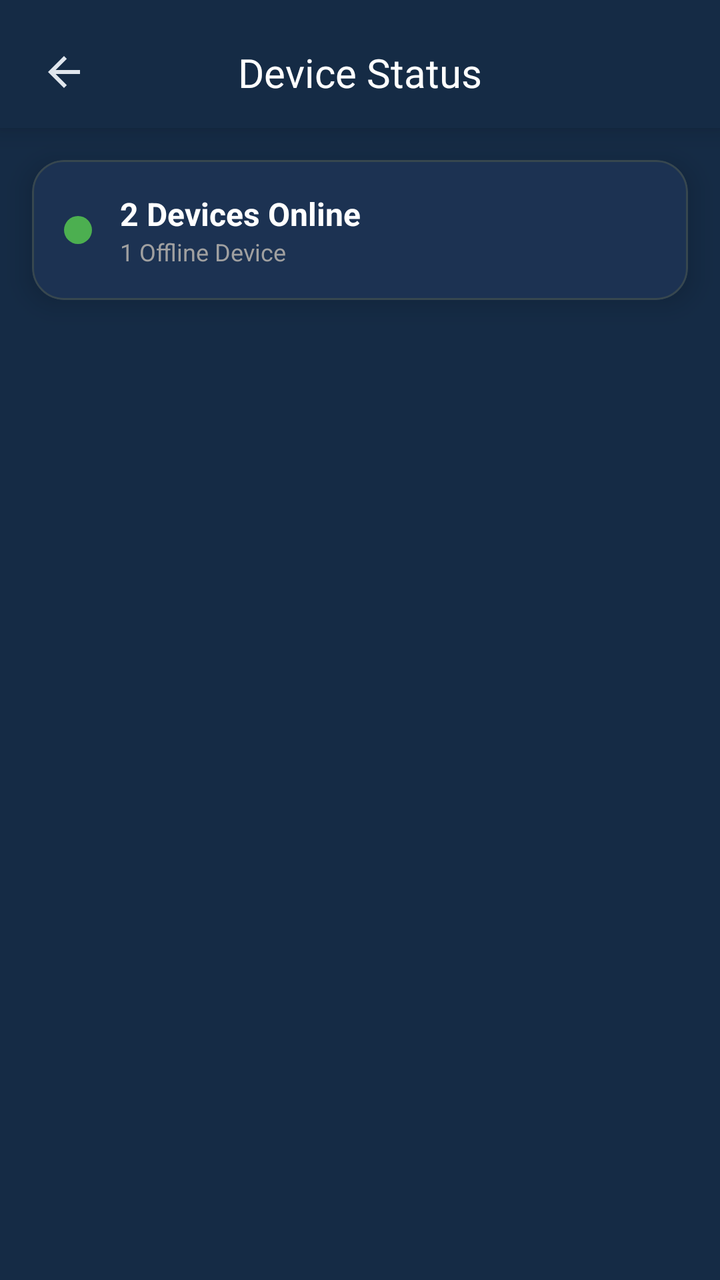
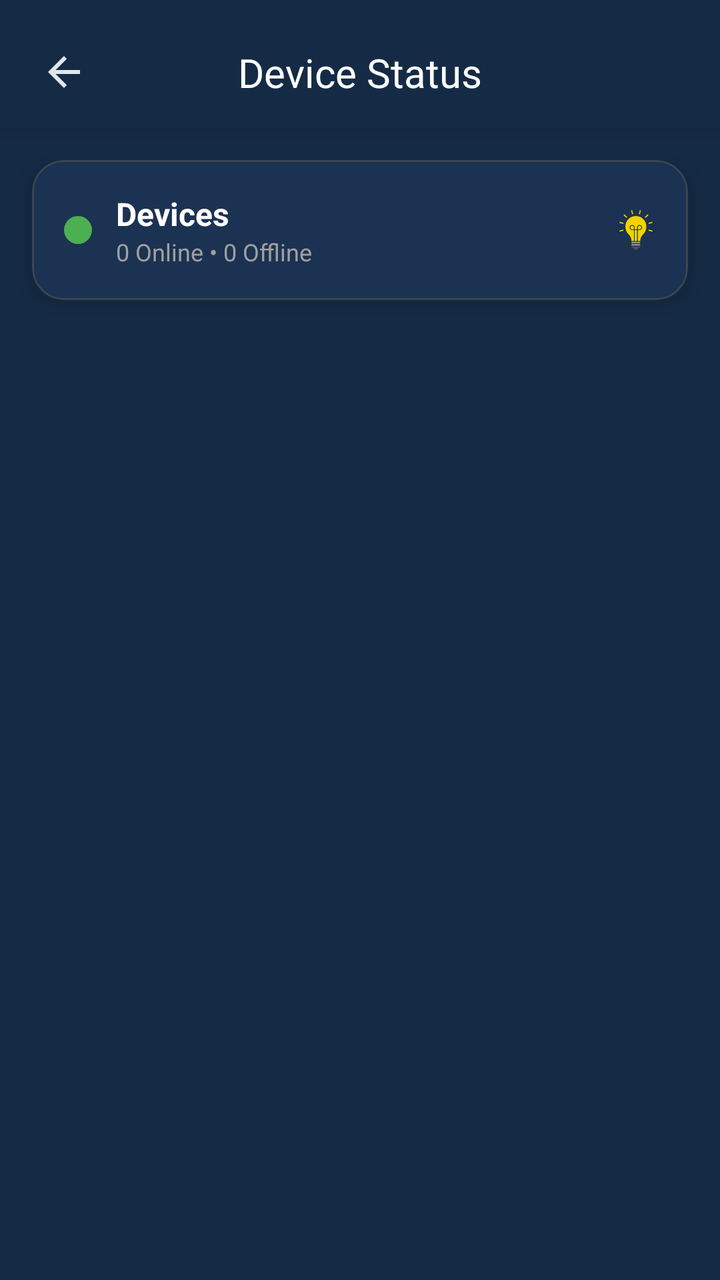

Two renders of the same Android screen: before a commit and after it. Below are the layout's source before the change and the commit's diff.
<!-- AndroidManifest.xml: application theme AppTheme -->
<!-- res/layout/fragment_device_status.xml -->
<?xml version="1.0" encoding="utf-8"?>
<androidx.constraintlayout.widget.ConstraintLayout
    xmlns:android="http://schemas.android.com/apk/res/android"
    xmlns:app="http://schemas.android.com/apk/res-auto"
    xmlns:tools="http://schemas.android.com/tools"

    android:layout_width="match_parent"
    android:layout_height="match_parent"

    android:background="@color/background_color"

    tools:context=".ui.tabs.settings.device.DeviceStatusFragment">

    
    <androidx.constraintlayout.widget.ConstraintLayout
        android:id="@+id/headerContainer"

        android:layout_width="match_parent"
        android:layout_height="wrap_content"

        android:paddingHorizontal="16dp"
        android:paddingTop="20dp"
        android:paddingBottom="12dp"

        android:background="@color/background_color"

        android:elevation="8dp"

        app:layout_constraintTop_toTopOf="parent">

        
        <ImageView
            android:id="@+id/btnBack"

            android:layout_width="32dp"
            android:layout_height="32dp"

            android:src="@drawable/ic_back"

            android:scaleType="center"

            app:tint="?attr/colorOnSurface"

            android:clickable="true"
            android:focusable="true"

            app:layout_constraintTop_toTopOf="parent"
            app:layout_constraintBottom_toBottomOf="parent"
            app:layout_constraintStart_toStartOf="parent"/>

        
        <TextView
            android:id="@+id/tvTitle"

            style="@style/TextAppearance.Aqua.EditProfileTitle"

            android:layout_width="wrap_content"
            android:layout_height="wrap_content"

            android:text="Device Status"

            app:layout_constraintTop_toTopOf="parent"
            app:layout_constraintBottom_toBottomOf="parent"
            app:layout_constraintStart_toStartOf="parent"
            app:layout_constraintEnd_toEndOf="parent"/>

    </androidx.constraintlayout.widget.ConstraintLayout>

    
    <com.google.android.material.card.MaterialCardView
        android:id="@+id/cardSummary"

        android:layout_width="0dp"
        android:layout_height="wrap_content"

        android:layout_marginStart="16dp"
        android:layout_marginTop="16dp"
        android:layout_marginEnd="16dp"

        style="@style/Widget.Aqua.CardStyles"

        app:layout_constraintTop_toBottomOf="@id/headerContainer"
        app:layout_constraintStart_toStartOf="parent"
        app:layout_constraintEnd_toEndOf="parent">

        <LinearLayout
            android:layout_width="match_parent"
            android:layout_height="wrap_content"

            android:orientation="horizontal"

            android:gravity="center_vertical"

            android:padding="16dp">

            
            <View
                android:id="@+id/viewSummaryDot"

                android:layout_width="14dp"
                android:layout_height="14dp"

                android:background="@drawable/bg_online_dot"/>

            <LinearLayout
                android:layout_width="wrap_content"
                android:layout_height="wrap_content"

                android:layout_marginStart="14dp"

                android:orientation="vertical">

                <TextView
                    android:id="@+id/tvOnlineSummary"

                    android:layout_width="wrap_content"
                    android:layout_height="wrap_content"

                    android:text="2 Devices Online"

                    android:textColor="@android:color/white"

                    android:textStyle="bold"

                    android:textSize="16sp"/>

                <TextView
                    android:id="@+id/tvOfflineSummary"

                    android:layout_width="wrap_content"
                    android:layout_height="wrap_content"

                    android:text="1 Offline Device"

                    android:textColor="@color/settings_text_secondary"

                    android:textSize="12sp"/>

            </LinearLayout>

        </LinearLayout>

    </com.google.android.material.card.MaterialCardView>

    
    <androidx.recyclerview.widget.RecyclerView
        android:id="@+id/rvDevices"

        android:layout_width="0dp"
        android:layout_height="0dp"

        android:layout_marginTop="12dp"

        android:paddingStart="16dp"
        android:paddingEnd="16dp"
        android:paddingBottom="16dp"

        android:clipToPadding="false"

        android:overScrollMode="never"

        tools:listitem="@layout/item_device_status"

        app:layout_constraintTop_toBottomOf="@id/cardSummary"
        app:layout_constraintBottom_toBottomOf="parent"
        app:layout_constraintStart_toStartOf="parent"
        app:layout_constraintEnd_toEndOf="parent"/>

</androidx.constraintlayout.widget.ConstraintLayout>
<!-- res/layout/item_device_status.xml (included above) -->
<?xml version="1.0" encoding="utf-8"?>
<com.google.android.material.card.MaterialCardView
    xmlns:android="http://schemas.android.com/apk/res/android"
    xmlns:app="http://schemas.android.com/apk/res-auto"

    android:id="@+id/cardDevice"

    android:layout_width="match_parent"
    android:layout_height="wrap_content"

    android:layout_marginBottom="12dp"

    
    app:cardCornerRadius="18dp"
    app:cardElevation="0dp"
    app:strokeColor="@color/card_stroke"
    app:strokeWidth="1dp">

    <LinearLayout
        android:layout_width="match_parent"
        android:layout_height="wrap_content"

        android:orientation="horizontal"

        android:gravity="center_vertical"

        android:padding="14dp">

        
        <ImageView
            android:id="@+id/ivDeviceIcon"

            android:layout_width="48dp"
            android:layout_height="48dp"

            android:src="@drawable/ic_device_aqua_ster"

            app:tint="@android:color/white" />

        
        <LinearLayout
            android:layout_width="0dp"
            android:layout_height="wrap_content"

            android:layout_weight="1"

            android:layout_marginStart="14dp"

            android:orientation="vertical">

            
            <TextView
                android:id="@+id/tvDeviceName"

                android:layout_width="wrap_content"
                android:layout_height="wrap_content"

                android:text="Living Room WRGB"

                android:textColor="@android:color/white"

                android:textSize="15sp"

                android:textStyle="bold" />

            
            <TextView
                android:id="@+id/tvIp"

                android:layout_width="wrap_content"
                android:layout_height="wrap_content"

                android:layout_marginTop="3dp"

                android:text="IP: 192.168.1.44"

                android:textColor="@color/settings_text_secondary"

                android:textSize="12sp" />

            
            <TextView
                android:id="@+id/tvSerial"

                android:layout_width="wrap_content"
                android:layout_height="wrap_content"

                android:layout_marginTop="2dp"

                android:text="Serial: AQ-8821"

                android:textColor="@color/settings_text_secondary"

                android:textSize="12sp" />

            
            <TextView
                android:id="@+id/tvFirmware"

                android:layout_width="wrap_content"
                android:layout_height="wrap_content"

                android:layout_marginTop="2dp"

                android:text="Firmware 1.0.8"

                android:textColor="@color/settings_text_secondary"

                android:textSize="12sp" />
        </LinearLayout>

        
        <LinearLayout
            android:layout_width="wrap_content"
            android:layout_height="wrap_content"

            android:orientation="horizontal"

            android:gravity="center_vertical">

            
            <View
                android:id="@+id/viewStatusDot"

                android:layout_width="8dp"
                android:layout_height="8dp"

                android:background="@drawable/bg_online_dot" />

            
            <TextView
                android:id="@+id/tvStatus"

                android:layout_width="wrap_content"
                android:layout_height="wrap_content"

                android:layout_marginStart="6dp"

                android:text="ONLINE"

                android:textColor="@android:color/white"

                android:textSize="11sp"

                android:textStyle="bold" />
        </LinearLayout>

    </LinearLayout>

</com.google.android.material.card.MaterialCardView>
<!-- resources referenced by this layout -->
<resources>
  <color name="background_color">#152B45</color>
  <color name="card_stroke">#3A4A5E</color>
  <color name="settings_text_secondary">#A0A0A0</color>
  <!-- drawable bg_online_dot (drawable) -->
  <?xml version="1.0" encoding="utf-8"?>
  <shape xmlns:android="http://schemas.android.com/apk/res/android"
      android:shape="oval">
  
      <size
          android:width="8dp"
          android:height="8dp" />
  
      <solid android:color="#4CAF50"/>
  
  </shape>
  <!-- drawable ic_back (drawable) -->
  <?xml version="1.0" encoding="utf-8"?>
  <vector xmlns:android="http://schemas.android.com/apk/res/android"
      android:width="24dp"
      android:height="24dp"
      android:viewportWidth="24"
      android:viewportHeight="24">
  
      <path
          android:fillColor="@android:color/white"
          android:pathData="M20,11H7.83L13.42,5.41L12,4l-8,8 8,8 1.41,-1.41L7.83,13H20v-2z" />
  </vector>
  <style name="TextAppearance.Aqua.EditProfileTitle" parent="TextAppearance.Material3.TitleLarge">
      <item name="fontFamily">@font/inter_semibold</item>
      <item name="android:fontFamily">@font/inter_semibold</item>
      <item name="android:textColor">@android:color/white</item>
      <item name="android:textSize">20sp</item>
  </style>
  <style name="Widget.Aqua.CardStyles" parent="Widget.MaterialComponents.CardView">
      <item name="cardBackgroundColor">@color/settings_card_background</item>
      <item name="cardCornerRadius">16dp</item>
      <item name="cardElevation">8dp</item>
      <item name="cardUseCompatPadding">false</item>
  </style>
  <style name="AppTheme" parent="Theme.Material3.DayNight.NoActionBar">
  
          
          <item name="colorPrimary">@color/md_theme_light_primary</item>
          <item name="colorOnPrimary">@color/md_theme_light_onPrimary</item>
          <item name="colorSecondary">@color/md_theme_light_secondary</item>
          <item name="colorOnSecondary">@color/md_theme_light_onSecondary</item>
  
          
          <item name="android:colorBackground">@color/md_theme_light_background</item>
          <item name="colorSurface">@color/md_theme_light_surface</item>
          <item name="colorOnSurface">@color/md_theme_light_onSurface</item>
  
          
          <item name="colorSurfaceVariant">@color/md_theme_light_surfaceVariant</item>
          <item name="colorOnSurfaceVariant">@color/md_theme_light_onSurfaceVariant</item>
          <item name="colorOutline">@color/md_theme_light_outline</item>
          <item name="colorOutlineVariant">@color/md_theme_light_outlineVariant</item>
          <item name="colorError">@color/md_theme_light_error</item>
          <item name="colorOnError">@color/md_theme_light_onError</item>
  
          
          <item name="android:statusBarColor">@android:color/transparent</item>
          <item name="android:navigationBarColor">@android:color/black</item>
  
          
          <item name="android:windowLightStatusBar">true</item>
          <item name="android:windowLightNavigationBar">true</item>
  
          
          <item name="windowActionBar">false</item>
          <item name="android:windowNoTitle">true</item>
      </style>
  <color name="settings_card_background">#1C3252</color>
  <color name="md_theme_light_primary">#2196F3</color>
  <color name="md_theme_light_onPrimary">#FFFFFF</color>
  <color name="md_theme_light_secondary">#4A6363</color>
  <color name="md_theme_light_onSecondary">#FFFFFF</color>
  <color name="md_theme_light_background">#152B45</color>
  <color name="md_theme_light_surface">#152B45</color>
  <color name="md_theme_light_onSurface">#E0E6ED</color>
  <color name="md_theme_light_surfaceVariant">#233042</color>
  <color name="md_theme_light_onSurfaceVariant">#5C6B75</color>
  <color name="md_theme_light_outline">#455A64</color>
  <color name="md_theme_light_outlineVariant">#37474F</color>
  <color name="md_theme_light_error">#D32F2F</color>
  <color name="md_theme_light_onError">#FFFFFF</color>
  <!-- unchanged entries left out for length: 1 -->
</resources>

<!-- the commit's change to res/layout/fragment_device_status.xml (unified diff, before → after) -->
@@ -6,44 +6,31 @@
 
     android:layout_width="match_parent"
     android:layout_height="match_parent"
-
     android:background="@color/background_color"
-
     tools:context=".ui.tabs.settings.device.DeviceStatusFragment">
 
     
     <androidx.constraintlayout.widget.ConstraintLayout
         android:id="@+id/headerContainer"
-
         android:layout_width="match_parent"
         android:layout_height="wrap_content"
-
         android:paddingHorizontal="16dp"
         android:paddingTop="20dp"
         android:paddingBottom="12dp"
-
         android:background="@color/background_color"
-
         android:elevation="8dp"
-
         app:layout_constraintTop_toTopOf="parent">
 
         
         <ImageView
             android:id="@+id/btnBack"
-
             android:layout_width="32dp"
             android:layout_height="32dp"
-
             android:src="@drawable/ic_back"
-
             android:scaleType="center"
-
             app:tint="?attr/colorOnSurface"
-
             android:clickable="true"
             android:focusable="true"
-
             app:layout_constraintTop_toTopOf="parent"
             app:layout_constraintBottom_toBottomOf="parent"
             app:layout_constraintStart_toStartOf="parent"/>
@@ -51,34 +38,25 @@
         
         <TextView
             android:id="@+id/tvTitle"
-
             style="@style/TextAppearance.Aqua.EditProfileTitle"
-
             android:layout_width="wrap_content"
             android:layout_height="wrap_content"
-
             android:text="Device Status"
-
             app:layout_constraintTop_toTopOf="parent"
             app:layout_constraintBottom_toBottomOf="parent"
             app:layout_constraintStart_toStartOf="parent"
             app:layout_constraintEnd_toEndOf="parent"/>
-
     </androidx.constraintlayout.widget.ConstraintLayout>
 
     
     <com.google.android.material.card.MaterialCardView
         android:id="@+id/cardSummary"
-
         android:layout_width="0dp"
         android:layout_height="wrap_content"
-
         android:layout_marginStart="16dp"
         android:layout_marginTop="16dp"
         android:layout_marginEnd="16dp"
-
         style="@style/Widget.Aqua.CardStyles"
-
         app:layout_constraintTop_toBottomOf="@id/headerContainer"
         app:layout_constraintStart_toStartOf="parent"
         app:layout_constraintEnd_toEndOf="parent">
@@ -86,86 +64,67 @@
         <LinearLayout
             android:layout_width="match_parent"
             android:layout_height="wrap_content"
-
             android:orientation="horizontal"
-
             android:gravity="center_vertical"
-
             android:padding="16dp">
 
             
             <View
                 android:id="@+id/viewSummaryDot"
-
                 android:layout_width="14dp"
                 android:layout_height="14dp"
-
                 android:background="@drawable/bg_online_dot"/>
 
             <LinearLayout
-                android:layout_width="wrap_content"
-                android:layout_height="wrap_content"
-
-                android:layout_marginStart="14dp"
-
+                android:layout_width="0dp"
+                android:layout_height="wrap_content"
+                android:layout_weight="1"
+                android:layout_marginStart="12dp"
                 android:orientation="vertical">
 
                 <TextView
                     android:id="@+id/tvOnlineSummary"
-
                     android:layout_width="wrap_content"
                     android:layout_height="wrap_content"
-
-                    android:text="2 Devices Online"
-
+                    android:text="Devices"
                     android:textColor="@android:color/white"
-
                     android:textStyle="bold"
-
                     android:textSize="16sp"/>
 
                 <TextView
                     android:id="@+id/tvOfflineSummary"
-
                     android:layout_width="wrap_content"
                     android:layout_height="wrap_content"
-
-                    android:text="1 Offline Device"
-
+                    android:text="0 Online • 0 Offline"
                     android:textColor="@color/settings_text_secondary"
-
                     android:textSize="12sp"/>
-
             </LinearLayout>
 
+            
+            <ImageView
+                android:id="@+id/ivDevicesIcon"
+                android:layout_width="20dp"
+                android:layout_height="20dp"
+                android:src="@drawable/ic_devices"/>
         </LinearLayout>
-
     </com.google.android.material.card.MaterialCardView>
 
     
     <androidx.recyclerview.widget.RecyclerView
         android:id="@+id/rvDevices"
-
         android:layout_width="0dp"
         android:layout_height="0dp"
-
         android:layout_marginTop="12dp"
-
         android:paddingStart="16dp"
         android:paddingEnd="16dp"
         android:paddingBottom="16dp"
-
         android:clipToPadding="false"
-
         android:overScrollMode="never"
-
         tools:listitem="@layout/item_device_status"
-
         app:layout_constraintTop_toBottomOf="@id/cardSummary"
         app:layout_constraintBottom_toBottomOf="parent"
         app:layout_constraintStart_toStartOf="parent"
         app:layout_constraintEnd_toEndOf="parent"/>
-
 </androidx.constraintlayout.widget.ConstraintLayout>
 <!-- res/layout/item_device_status.xml (included above) -->
 <?xml version="1.0" encoding="utf-8"?>
<!-- resource entries referenced after the edit -->
@@ -27,6 +27,7 @@
           android:fillColor="@android:color/white"
           android:pathData="M20,11H7.83L13.42,5.41L12,4l-8,8 8,8 1.41,-1.41L7.83,13H20v-2z" />
   </vector>
+  <!-- drawable ic_devices: vector/xml drawable (drawable, 2544 chars, omitted) -->
   <style name="TextAppearance.Aqua.EditProfileTitle" parent="TextAppearance.Material3.TitleLarge">
       <item name="fontFamily">@font/inter_semibold</item>
       <item name="android:fontFamily">@font/inter_semibold</item>
